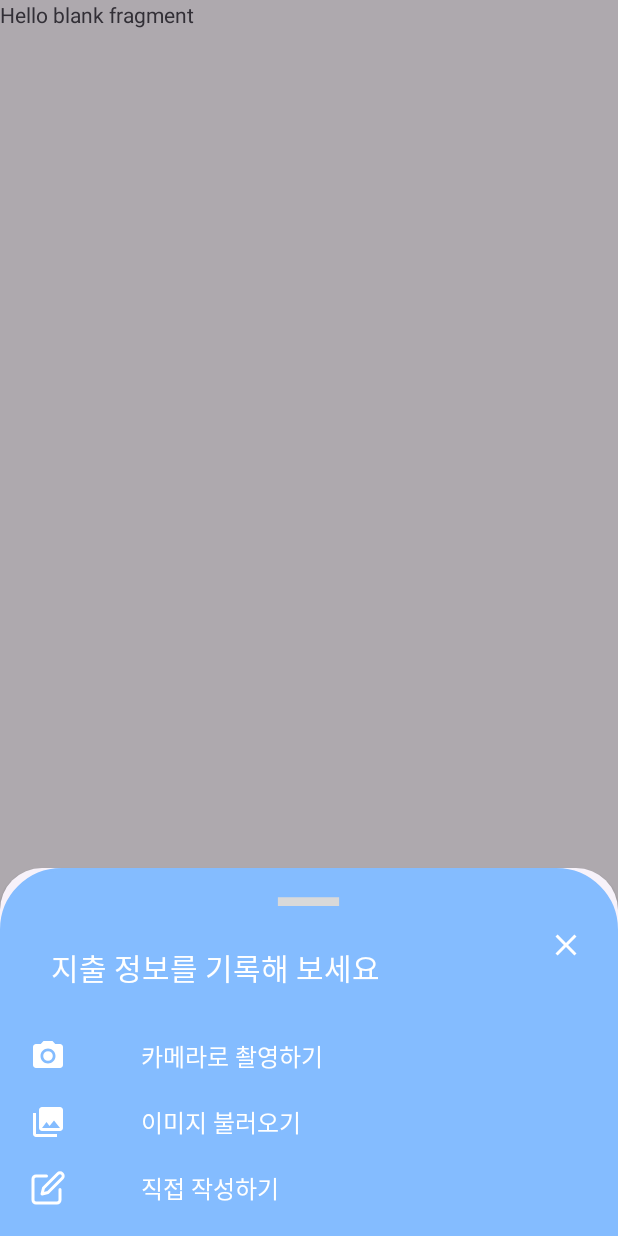
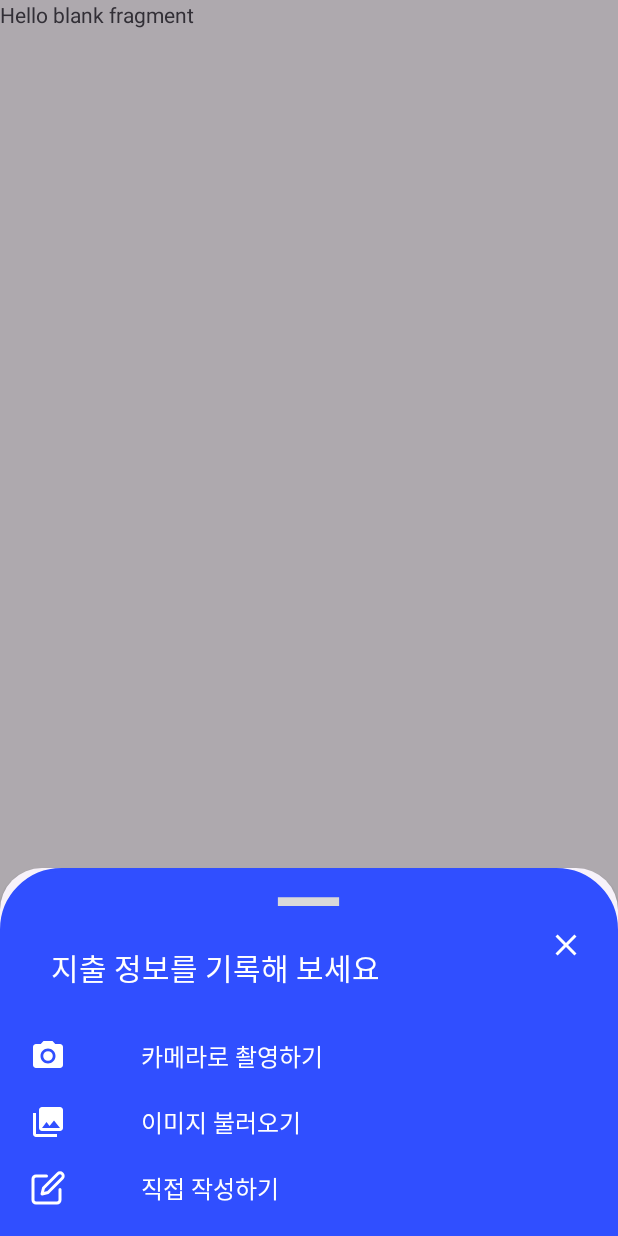
Before and after one commit to yunakoh/MoneyTracker, an Android app: the screen it shows after launch (MainActivity), item 3 of the bottom bar chosen, on a phone screen of 412 x 824 dp. Run offline under Robolectric (Android 15) with nearby library versions, the phone set to English and light mode, and no system bars.

Commit message:
feat: 이미지 선택하기 구현

```diff
--- a/app/src/main/AndroidManifest.xml
+++ b/app/src/main/AndroidManifest.xml
@@ -6,6 +6,8 @@
     <uses-feature android:name="android.hardware.camera.autofocus" />
     <uses-permission android:name="android.permission.CAMERA" />
     <uses-permission android:name="android.permission.WRITE_EXTERNAL_STORAGE" />
+    <uses-permission android:name="android.permission.READ_EXTERNAL_STORAGE" />
+
 
 
     <application
--- a/app/src/main/res/layout/activity_main.xml
+++ b/app/src/main/res/layout/activity_main.xml
@@ -23,12 +23,7 @@
     <FrameLayout
         android:id="@+id/main_container"
         android:layout_width="match_parent"
-        android:layout_height="match_parent"/>
-        <!--android:layout_height="0dp"
-        app:layout_constraintBottom_toTopOf="@+id/bottomNavigationView"
-        app:layout_constraintEnd_toEndOf="@+id/bottomNavigationView"
-        app:layout_constraintStart_toStartOf="parent"
-        app:layout_constraintTop_toTopOf="parent"/> -->
+        android:layout_height="650dp"/>
 
     <com.google.android.material.bottomappbar.BottomAppBar
         android:id="@+id/bottomAppBar"
@@ -52,7 +47,7 @@
                 android:id="@+id/fab"
                 android:layout_width="wrap_content"
                 android:layout_height="wrap_content"
-                android:backgroundTint="@color/blue"
+                android:backgroundTint="@color/light_blue"
                 android:layout_gravity="center"
                 android:contentDescription="action button"
                 android:src="@drawable/baseline_add_24"
--- a/app/src/main/res/layout/fragment_bottomsheet.xml
+++ b/app/src/main/res/layout/fragment_bottomsheet.xml
@@ -28,13 +28,14 @@
             android:textColor="@color/white"
             android:layout_marginStart="12dp"
             android:layout_marginTop="5dp"/>
+
         <ImageView
+            android:id="@+id/cancel_button"
             android:layout_width="wrap_content"
             android:layout_height="wrap_content"
-            android:src="@drawable/baseline_clear_24"
             android:layout_marginLeft="100dp"
             android:layout_marginTop="5dp"
-            android:id="@+id/cancel_button"/>
+            android:src="@drawable/baseline_clear_24" />
 
     </LinearLayout>
 
--- a/app/src/main/res/values/colors.xml
+++ b/app/src/main/res/values/colors.xml
@@ -7,6 +7,8 @@
     <color name="light_blue_A200">#FF40C4FF</color>
     <color name="light_blue_A400">#FF00B0FF</color>
     <color name="black_overlay">#66000000</color>
-    <color name="blue">#84BCFF</color>
+
+    <color name="light_blue">#84BCFF</color>
+    <color name="blue">#304FFF</color>
     <color name="gray">#d9d9d9</color>
 </resources>
```
Also changed, not shown: app/src/main/java/com/example/ocrreceipt/MainActivity.java (+17 -2 lines), app/src/main/java/com/example/ocrreceipt/ui/add/ImageFragment.java (added, +89 -0 lines), app/src/main/java/com/example/ocrreceipt/ui/add/MyBottomSheetFragment.java (+19 -0 lines), app/src/main/res/layout/fragment_image.xml (added, +47 -0 lines).
